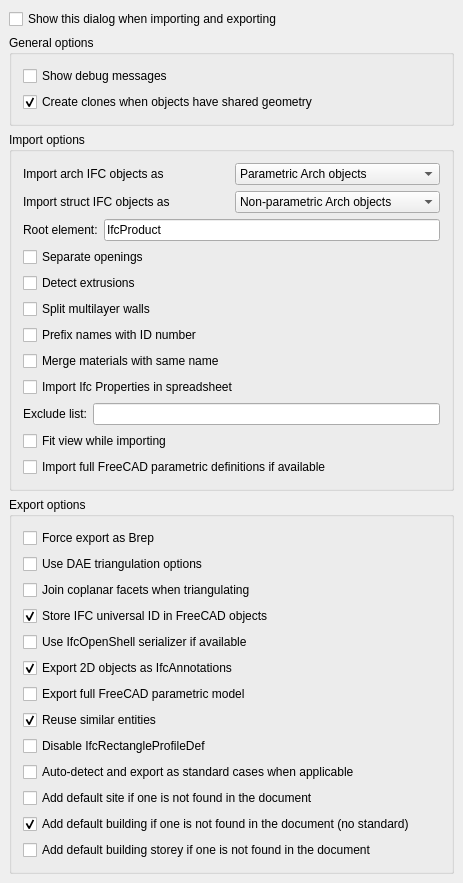
First picture: the form in src/Mod/Arch/Resources/ui/preferences-ifc.ui, repository berndhahnebach/All_FreeCAD, before the edit.
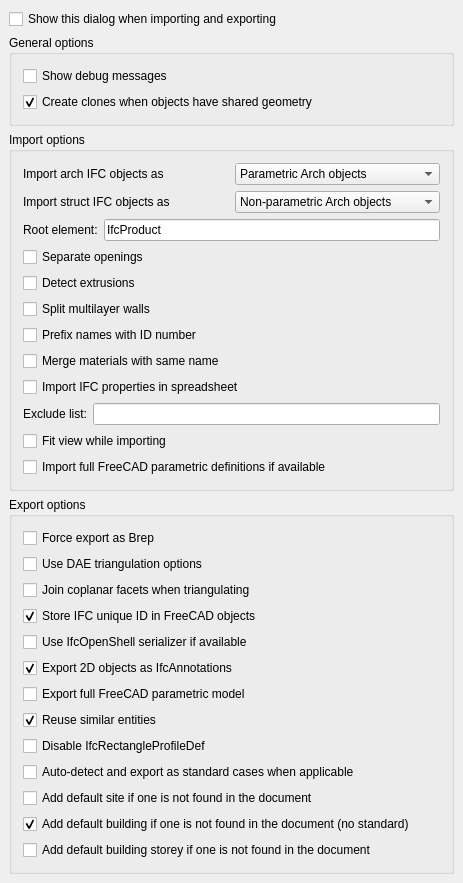
Second picture: the form after the edit. Custom widgets are drawn as their Qt base class.

What changed in the file:
```diff
--- a/src/Mod/Arch/Resources/ui/preferences-ifc.ui
+++ b/src/Mod/Arch/Resources/ui/preferences-ifc.ui
@@ -286,7 +286,7 @@
          <string>If checked each object will have their Ifc Properties stored in a spreadsheet object.</string>
         </property>
         <property name="text">
-         <string>Import Ifc Properties in spreadsheet</string>
+         <string>Import IFC properties in spreadsheet</string>
         </property>
         <property name="prefEntry" stdset="0">
          <cstring>ifcImportProperties</cstring>
@@ -418,7 +418,7 @@
          <string>When exporting objects without UID, the generated UID will be stored inside the FreeCAD object for reuse next time that object is exported, which gives smaller diffs between versions</string>
         </property>
         <property name="text">
-         <string>Store IFC universal ID in FreeCAD objects</string>
+         <string>Store IFC unique ID in FreeCAD objects</string>
         </property>
         <property name="checked">
          <bool>true</bool>
```
Left out of the diff: 77 changed lines with no effect on the pictures.
